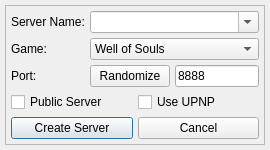
First picture: the form in ui/createinstance.ui, repository StarixWoS/ReMix, before the edit.
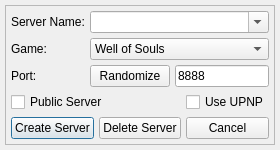
Second picture: the form after the edit.

Patch:
```diff
--- a/ui/createinstance.ui
+++ b/ui/createinstance.ui
@@ -104,7 +104,7 @@
         <property name="spacing">
          <number>5</number>
         </property>
-        <item row="0" column="1">
+        <item row="0" column="2">
          <widget class="QCheckBox" name="useUPNP">
           <property name="toolTip">
            <string>ReMix will attempt to automatically forward your selected port when enabled.</string>
@@ -114,16 +114,6 @@
           </property>
          </widget>
         </item>
-        <item row="0" column="0">
-         <widget class="QCheckBox" name="isPublic">
-          <property name="toolTip">
-           <string>ReMix will connect to the Master Mix Server and allow other people to see and connect to your ReMix Server.</string>
-          </property>
-          <property name="text">
-           <string>Public Server</string>
-          </property>
-         </widget>
-        </item>
         <item row="1" column="0">
          <widget class="QPushButton" name="initializeServer">
           <property name="sizePolicy">
@@ -140,7 +130,7 @@
           </property>
          </widget>
         </item>
-        <item row="1" column="1">
+        <item row="1" column="2">
          <widget class="QPushButton" name="close">
           <property name="text">
            <string>Cancel</string>
@@ -150,6 +140,23 @@
           </property>
          </widget>
         </item>
+        <item row="1" column="1">
+         <widget class="QPushButton" name="deleteServer">
+          <property name="text">
+           <string>Delete Server</string>
+          </property>
+         </widget>
+        </item>
+        <item row="0" column="0" colspan="2">
+         <widget class="QCheckBox" name="isPublic">
+          <property name="toolTip">
+           <string>ReMix will connect to the Master Mix Server and allow other people to see and connect to your ReMix Server.</string>
+          </property>
+          <property name="text">
+           <string>Public Server</string>
+          </property>
+         </widget>
+        </item>
        </layout>
       </item>
       <item row="2" column="2">
```
